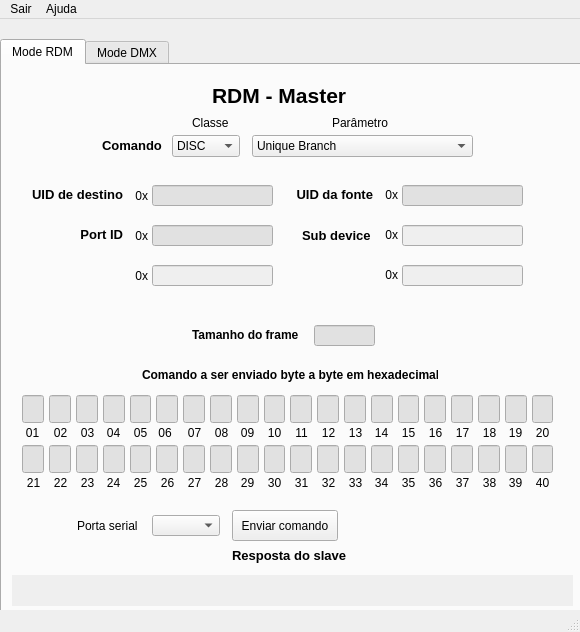
GuilhermeRS11/GUI_RDM_DMX_Master, file development/RDM_DMX_Master.ui: the form before one commit.
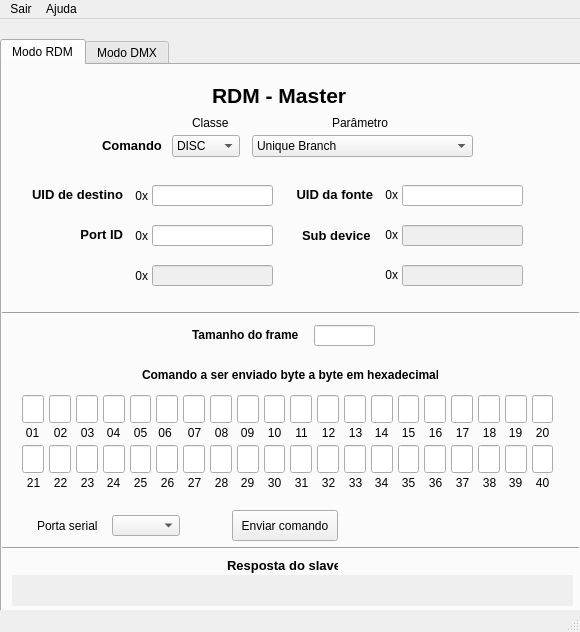
The form after the commit. The open tabs and pages were chosen to show the change. Icons and pictures are not drawn.

Commit message: Ajuste do refresh no findports, melhoria no visual e inicio do sendo DMX

Patch:
```diff
--- a/development/RDM_DMX_Master.ui
+++ b/development/RDM_DMX_Master.ui
@@ -58,19 +58,24 @@
     <property name="autoFillBackground">
      <bool>true</bool>
     </property>
+    <property name="styleSheet">
+     <string notr="true">tabWidget {
+    background-color: rgb(232, 232, 232);
+}</string>
+    </property>
     <property name="currentIndex">
      <number>1</number>
     </property>
     <widget class="QWidget" name="RDM_tab">
      <attribute name="title">
-      <string>Mode RDM</string>
+      <string>Modo RDM</string>
      </attribute>
      <widget class="QLabel" name="label_9">
       <property name="geometry">
        <rect>
-        <x>230</x>
-        <y>480</y>
-        <width>121</width>
+        <x>225</x>
+        <y>490</y>
+        <width>111</width>
         <height>20</height>
        </rect>
       </property>
@@ -2193,7 +2198,7 @@
      <widget class="QComboBox" name="serialPort">
       <property name="geometry">
        <rect>
-        <x>150</x>
+        <x>110</x>
         <y>450</y>
         <width>68</width>
         <height>21</height>
@@ -2203,7 +2208,7 @@
      <widget class="QLabel" name="label_6">
       <property name="geometry">
        <rect>
-        <x>75</x>
+        <x>35</x>
         <y>450</y>
         <width>61</width>
         <height>21</height>
@@ -2213,10 +2218,76 @@
        <string>Porta serial</string>
       </property>
      </widget>
+     <widget class="QPushButton" name="refreshPorts">
+      <property name="geometry">
+       <rect>
+        <x>180</x>
+        <y>445</y>
+        <width>31</width>
+        <height>31</height>
+       </rect>
+      </property>
+      <property name="styleSheet">
+       <string notr="true">QPushButton{
+
+	background = rgb(10, 255, 100);
+
+}
+</string>
+      </property>
+      <property name="text">
+       <string/>
+      </property>
+      <property name="icon">
+       <iconset resource="resource.qrc">
+        <normaloff>:/newPrefix/images/reload.png</normaloff>:/newPrefix/images/reload.png</iconset>
+      </property>
+      <property name="iconSize">
+       <size>
+        <width>16</width>
+        <height>16</height>
+       </size>
+      </property>
+      <property name="flat">
+       <bool>true</bool>
+      </property>
+     </widget>
+     <widget class="Line" name="line">
+      <property name="geometry">
+       <rect>
+        <x>-5</x>
+        <y>240</y>
+        <width>591</width>
+        <height>16</height>
+       </rect>
+      </property>
+      <property name="frameShadow">
+       <enum>QFrame::Sunken</enum>
+      </property>
+      <property name="orientation">
+       <enum>Qt::Horizontal</enum>
+      </property>
+     </widget>
+     <widget class="Line" name="line_2">
+      <property name="geometry">
+       <rect>
+        <x>-10</x>
+        <y>475</y>
+        <width>591</width>
+        <height>16</height>
+       </rect>
+      </property>
+      <property name="frameShadow">
+       <enum>QFrame::Sunken</enum>
+      </property>
+      <property name="orientation">
+       <enum>Qt::Horizontal</enum>
+      </property>
+     </widget>
     </widget>
     <widget class="QWidget" name="DMX_tab">
      <attribute name="title">
-      <string>Mode DMX</string>
+      <string>Modo DMX</string>
      </attribute>
      <widget class="QLabel" name="label_14">
       <property name="geometry">
```
Left out of the diff: 136 changed lines with no effect on the pictures. The commit also changes 12 other files.
